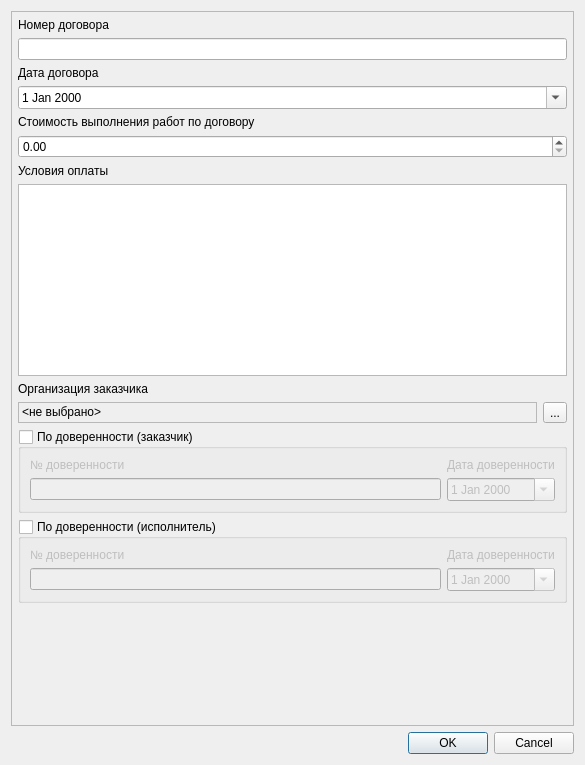
First picture: the form in ui/contracts/contract_form.ui, repository bakatrouble/elevators, before the edit.
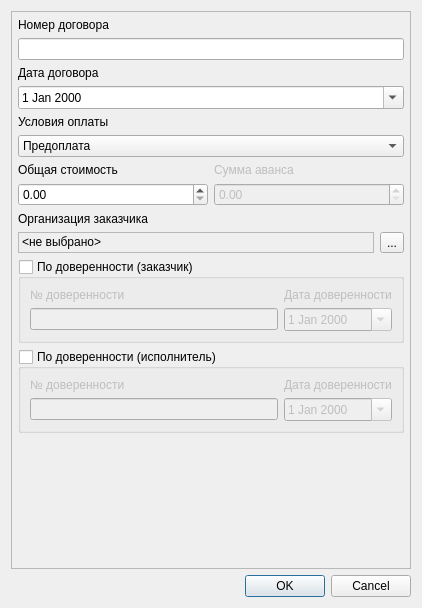
Second picture: the form after the edit.

```diff
--- a/ui/contracts/contract_form.ui
+++ b/ui/contracts/contract_form.ui
@@ -6,8 +6,8 @@
    <rect>
     <x>0</x>
     <y>0</y>
-    <width>585</width>
-    <height>765</height>
+    <width>412</width>
+    <height>608</height>
    </rect>
   </property>
   <property name="windowTitle">
@@ -16,6 +16,12 @@
   <layout class="QVBoxLayout" name="verticalLayout">
    <item>
     <widget class="QScrollArea" name="scrollArea">
+     <property name="minimumSize">
+      <size>
+       <width>400</width>
+       <height>0</height>
+      </size>
+     </property>
      <property name="widgetResizable">
       <bool>true</bool>
      </property>
@@ -24,8 +30,8 @@
        <rect>
         <x>0</x>
         <y>0</y>
-        <width>569</width>
-        <height>709</height>
+        <width>396</width>
+        <height>552</height>
        </rect>
       </property>
       <layout class="QVBoxLayout" name="verticalLayout_2">
@@ -65,20 +71,6 @@
          </property>
         </widget>
        </item>
-       <item>
-        <widget class="QLabel" name="label_4">
-         <property name="text">
-          <string>Стоимость выполнения работ по договору</string>
-         </property>
-        </widget>
-       </item>
-       <item>
-        <widget class="QDoubleSpinBox" name="edtPrice">
-         <property name="maximum">
-          <double>1000000000000000000000.000000000000000</double>
-         </property>
-        </widget>
-       </item>
        <item>
         <widget class="QLabel" name="label_5">
          <property name="text">
@@ -87,7 +79,75 @@
         </widget>
        </item>
        <item>
-        <widget class="QTextEdit" name="edtPaymentTerms"/>
+        <widget class="QComboBox" name="cmbPaymentTerms">
+         <item>
+          <property name="text">
+           <string>Предоплата</string>
+          </property>
+         </item>
+         <item>
+          <property name="text">
+           <string>Постоплата</string>
+          </property>
+         </item>
+         <item>
+          <property name="text">
+           <string>Авансовый платеж</string>
+          </property>
+         </item>
+        </widget>
+       </item>
+       <item>
+        <widget class="QWidget" name="widget" native="true">
+         <layout class="QGridLayout" name="gridLayout_3">
+          <property name="leftMargin">
+           <number>0</number>
+          </property>
+          <property name="topMargin">
+           <number>0</number>
+          </property>
+          <property name="rightMargin">
+           <number>0</number>
+          </property>
+          <property name="bottomMargin">
+           <number>0</number>
+          </property>
+          <item row="1" column="0">
+           <widget class="QDoubleSpinBox" name="edtPrice">
+            <property name="maximum">
+             <double>1000000000000000000000.000000000000000</double>
+            </property>
+           </widget>
+          </item>
+          <item row="0" column="0">
+           <widget class="QLabel" name="label_4">
+            <property name="text">
+             <string>Общая стоимость</string>
+            </property>
+           </widget>
+          </item>
+          <item row="0" column="1">
+           <widget class="QLabel" name="lblAdvance">
+            <property name="enabled">
+             <bool>false</bool>
+            </property>
+            <property name="text">
+             <string>Сумма аванса</string>
+            </property>
+           </widget>
+          </item>
+          <item row="1" column="1">
+           <widget class="QDoubleSpinBox" name="edtAdvanceSum">
+            <property name="enabled">
+             <bool>false</bool>
+            </property>
+            <property name="maximum">
+             <double>1000000000000000000000.000000000000000</double>
+            </property>
+           </widget>
+          </item>
+         </layout>
+        </widget>
        </item>
        <item>
         <widget class="QLabel" name="label_6">
```
